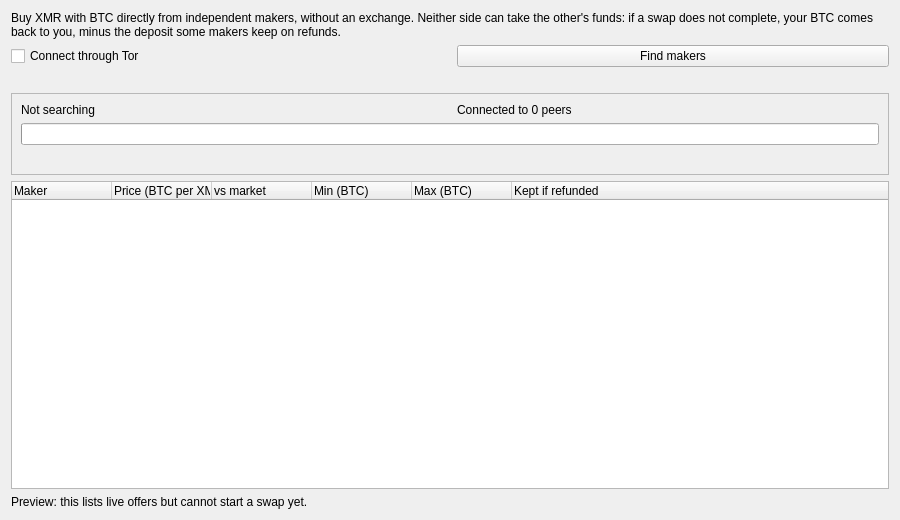
Above: src/plugins/swap/AtomicSwapWidget.ui from BiscuitWallet/Biscuit before the change. Below: the same form after it.
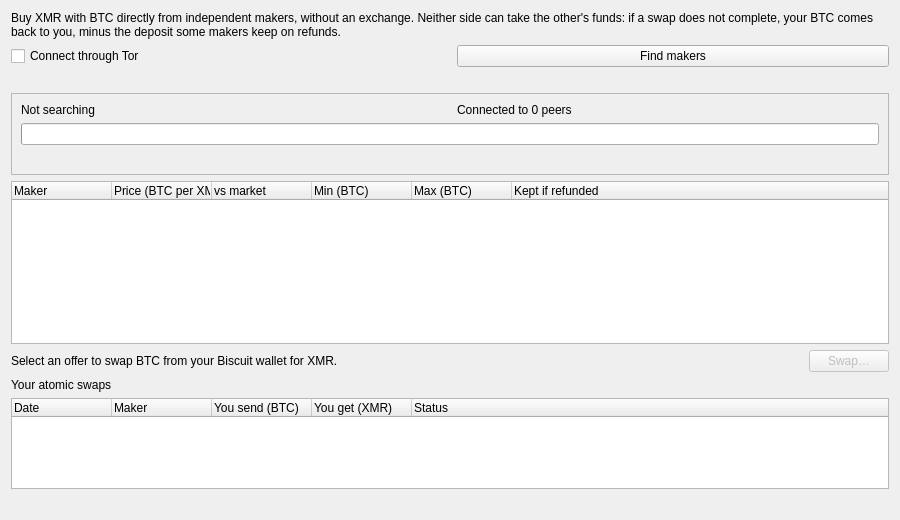
That is the form after the change.

Commit message: Swap atomique BTC → XMR : le vrai swap

```diff
--- a/src/plugins/swap/AtomicSwapWidget.ui
+++ b/src/plugins/swap/AtomicSwapWidget.ui
@@ -157,9 +157,81 @@
     </widget>
    </item>
    <item>
-    <widget class="QLabel" name="label_note">
+    <layout class="QHBoxLayout" name="layout_swapButton" stretch="1,0">
+     <item>
+      <widget class="QLabel" name="label_note">
+       <property name="text">
+        <string>Select an offer to swap BTC from your Biscuit wallet for XMR.</string>
+       </property>
+       <property name="wordWrap">
+        <bool>true</bool>
+       </property>
+      </widget>
+     </item>
+     <item>
+      <widget class="QPushButton" name="btn_swap">
+       <property name="enabled">
+        <bool>false</bool>
+       </property>
+       <property name="text">
+        <string>Swap…</string>
+       </property>
+      </widget>
+     </item>
+    </layout>
+   </item>
+   <item>
+    <widget class="QLabel" name="label_swapsTitle">
      <property name="text">
-      <string>Preview: this lists live offers but cannot start a swap yet.</string>
+      <string>Your atomic swaps</string>
+     </property>
+    </widget>
+   </item>
+   <item>
+    <widget class="QTreeWidget" name="tree_swaps">
+     <property name="maximumSize">
+      <size>
+       <width>16777215</width>
+       <height>120</height>
+      </size>
+     </property>
+     <property name="rootIsDecorated">
+      <bool>false</bool>
+     </property>
+     <property name="uniformRowHeights">
+      <bool>true</bool>
+     </property>
+     <column>
+      <property name="text">
+       <string>Date</string>
+      </property>
+     </column>
+     <column>
+      <property name="text">
+       <string>Maker</string>
+      </property>
+     </column>
+     <column>
+      <property name="text">
+       <string>You send (BTC)</string>
+      </property>
+     </column>
+     <column>
+      <property name="text">
+       <string>You get (XMR)</string>
+      </property>
+     </column>
+     <column>
+      <property name="text">
+       <string>Status</string>
+      </property>
+     </column>
+    </widget>
+   </item>
+   <item>
+    <widget class="QLabel" name="label_swapActivity">
+     <property name="text">
+      <string/>
      </property>
      <property name="wordWrap">
       <bool>true</bool>
```
The commit also changes 19 other files.
